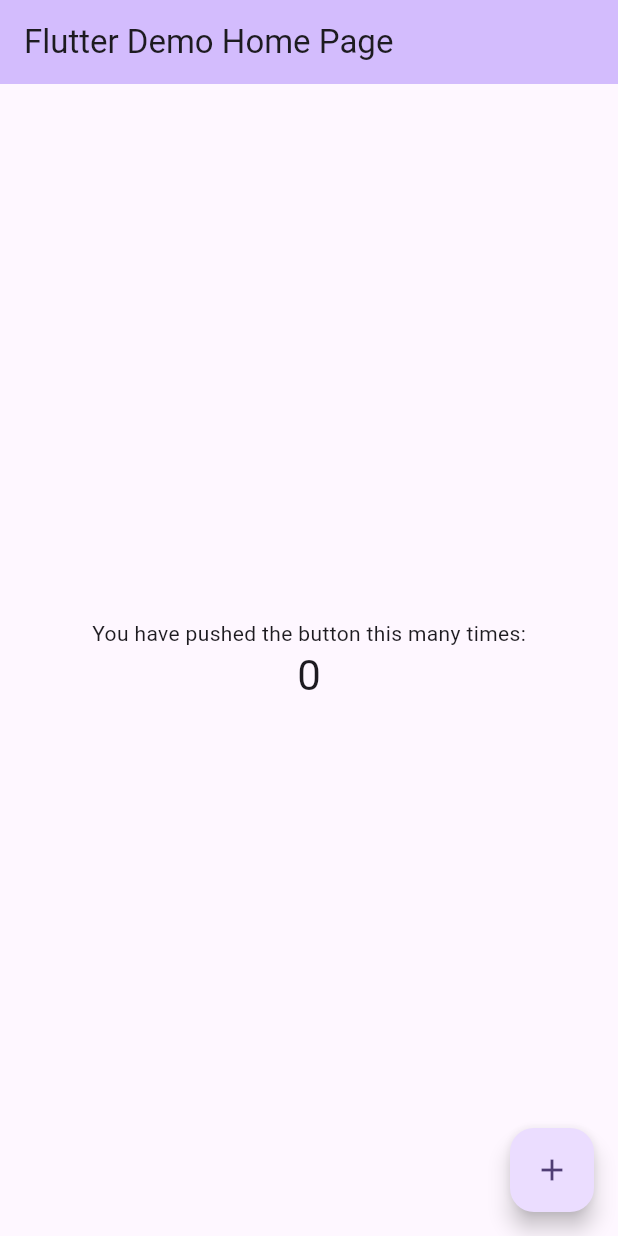
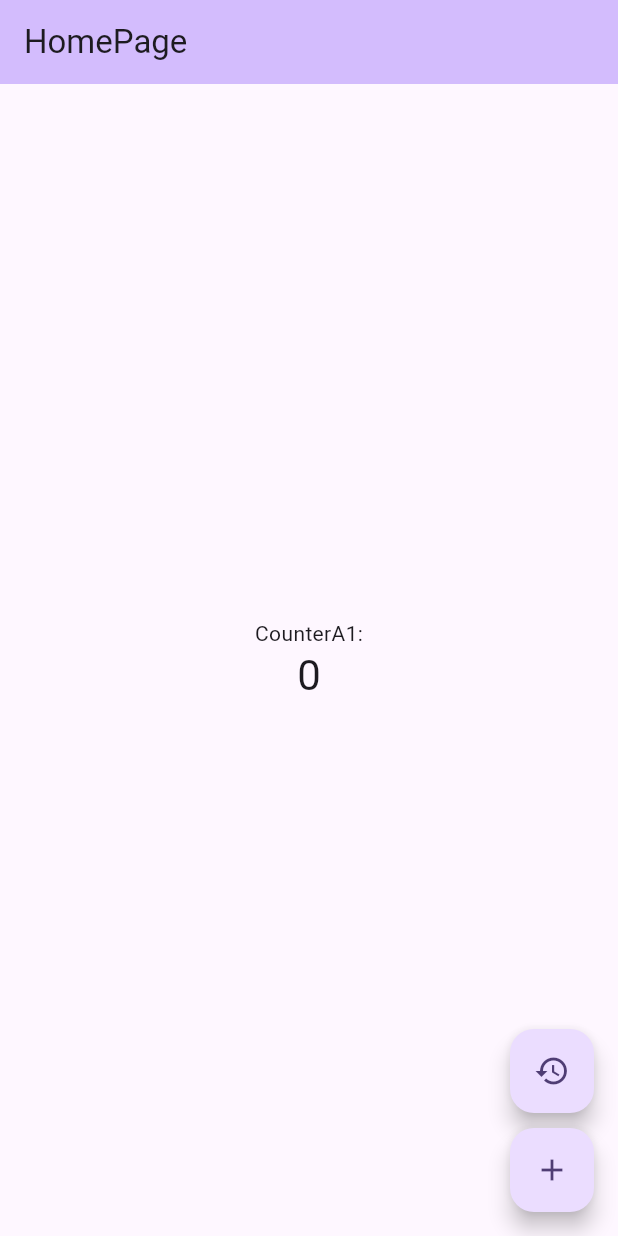
Before and after one commit to opalpts/flutter_bloc_training, a Flutter app: the screen it shows after launch, on a phone screen of 412 x 824 dp. Run offline on Flutter 3.47's test engine with Material 3 defaults, Android fonts, the phone set to English and light mode, and no system bars; our stand-ins replace bloc, flutter_bloc.

Commit message:
add counter module

```diff
--- /dev/null
+++ b/lib/bloc/counter/counter_bloc.dart
@@ -0,0 +1,19 @@
+import 'package:bloc/bloc.dart';
+import 'package:meta/meta.dart';
+
+part 'counter_event.dart';
+part 'counter_state.dart';
+
+class CounterBloc extends Bloc<CounterEvent, CounterState> {
+  CounterBloc() : super(CounterState(count: 0)) {
+    // Add Event
+    on<CounterAEventAdd>((event, emit) {
+      emit(state.copyWith(count: state.count + 1));
+    });
+
+    // Reset Event
+    on<CounterAEventReset>((event, emit) {
+      emit(state.copyWith(count: 0));
+    });
+  }
+}
--- /dev/null
+++ b/lib/bloc/counter/counter_event.dart
@@ -0,0 +1,14 @@
+part of 'counter_bloc.dart';
+
+abstract class CounterEvent extends Equatable {
+  CounterEvent();
+
+  @override
+  List<Object?> get props => [];
+}
+
+class Equatable {}
+
+class CounterAEventAdd extends CounterEvent {}
+
+class CounterAEventReset extends CounterEvent {}
--- /dev/null
+++ b/lib/bloc/counter/counter_state.dart
@@ -0,0 +1,19 @@
+part of 'counter_bloc.dart';
+
+@immutable
+class CounterState extends Equatable {
+  CounterState({required this.count});
+  final int count;
+
+  CounterState copyWith({int? count}) {
+    return CounterState(count: count ?? this.count);
+  }
+
+  @override
+  String toString() {
+    return "count: $count";
+  }
+
+  @override
+  List<Object> get props => [count];
+}
--- /dev/null
+++ b/lib/bloc/counter_observer.dart
@@ -0,0 +1,11 @@
+import 'package:bloc/bloc.dart';
+
+class CounterObserver extends BlocObserver {
+  const CounterObserver();
+
+  @override
+  void onChange(BlocBase<dynamic> bloc, Change<dynamic> change) {
+    super.onChange(bloc, change);
+    print('${bloc.runtimeType} $change');
+  }
+}
--- a/lib/main.dart
+++ b/lib/main.dart
@@ -1,125 +1,53 @@
 import 'package:flutter/material.dart';
+import 'package:flutter_bloc/flutter_bloc.dart';
+import 'package:flutter_bloc_training/app_route.dart';
+import 'package:flutter_bloc_training/bloc/counter/counter_bloc.dart';
+import 'package:flutter_bloc_training/bloc/counter_observer.dart';
+import 'package:flutter_bloc_training/page/home.dart';
 
 void main() {
+  Bloc.observer = const CounterObserver();
   runApp(const MyApp());
 }
 
 class MyApp extends StatelessWidget {
   const MyApp({super.key});
 
-  // This widget is the root of your application.
   @override
   Widget build(BuildContext context) {
-    return MaterialApp(
-      title: 'Flutter Demo',
-      theme: ThemeData(
-        // This is the theme of your application.
-        //
-        // TRY THIS: Try running your application with "flutter run". You'll see
-        // the application has a blue toolbar. Then, without quitting the app,
-        // try changing the seedColor in the colorScheme below to Colors.green
-        // and then invoke "hot reload" (save your changes or press the "hot
-        // reload" button in a Flutter-supported IDE, or press "r" if you used
-        // the command line to start the app).
-        //
-        // Notice that the counter didn't reset back to zero; the application
-        // state is not lost during the reload. To reset the state, use hot
-        // restart instead.
-        //
-        // This works for code too, not just values: Most code changes can be
-        // tested with just a hot reload.
-        colorScheme: ColorScheme.fromSeed(seedColor: Colors.deepPurple),
-        useMaterial3: true,
+    final todosBloc =
+        BlocProvider<CounterBloc>(create: (context) => CounterBloc());
+
+    // final _router = GoRouter(
+    //   initialLocation: '/',
+    //   routes: [
+    //     GoRoute(
+    //       name: 'home',
+    //       path: '/',
+    //       builder: (context, state) => const MyHomePage(title: "HomePage"),
+    //     ),
+    //     GoRoute(
+    //       name: 'login',
+    //       path: '/login',
+    //       builder: (context, state) => const LoginPage(
+    //         title: "LoginPage",
+    //       ),
+    //     ),
+    //   ],
+    // );
+    return MultiBlocProvider(
+      providers: [todosBloc],
+      child: MaterialApp(
+        title: 'Flutter Demo',
+        theme: ThemeData(
+          colorScheme: ColorScheme.fromSeed(seedColor: Colors.deepPurple),
+          useMaterial3: true,
+        ),
+        home: const MyHomePage(title: 'HomePage'),
+        // routeInformationParser:
+        //     AppRoute.returnRouter(false).routeInformationParser,
+        // routerDelegate: AppRoute.returnRouter(false).routerDelegate,
       ),
-      home: const MyHomePage(title: 'Flutter Demo Home Page'),
     );
   }
 }
-
-class MyHomePage extends StatefulWidget {
-  const MyHomePage({super.key, required this.title});
-
-  // This widget is the home page of your application. It is stateful, meaning
-  // that it has a State object (defined below) that contains fields that affect
-  // how it looks.
-
-  // This class is the configuration for the state. It holds the values (in this
-  // case the title) provided by the parent (in this case the App widget) and
-  // used by the build method of the State. Fields in a Widget subclass are
-  // always marked "final".
-
-  final String title;
-
-  @override
-  State<MyHomePage> createState() => _MyHomePageState();
-}
-
-class _MyHomePageState extends State<MyHomePage> {
-  int _counter = 0;
-
-  void _incrementCounter() {
-    setState(() {
-      // This call to setState tells the Flutter framework that something has
-      // changed in this State, which causes it to rerun the build method below
-      // so that the display can reflect the updated values. If we changed
-      // _counter without calling setState(), then the build method would not be
-      // called again, and so nothing would appear to happen.
-      _counter++;
-    });
-  }
-
-  @override
-  Widget build(BuildContext context) {
-    // This method is rerun every time setState is called, for instance as done
-    // by the _incrementCounter method above.
-    //
-    // The Flutter framework has been optimized to make rerunning build methods
-    // fast, so that you can just rebuild anything that needs updating rather
-    // than having to individually change instances of widgets.
-    return Scaffold(
-      appBar: AppBar(
-        // TRY THIS: Try changing the color here to a specific color (to
-        // Colors.amber, perhaps?) and trigger a hot reload to see the AppBar
-        // change color while the other colors stay the same.
-        backgroundColor: Theme.of(context).colorScheme.inversePrimary,
-        // Here we take the value from the MyHomePage object that was created by
-        // the App.build method, and use it to set our appbar title.
-        title: Text(widget.title),
-      ),
-      body: Center(
-        // Center is a layout widget. It takes a single child and positions it
-        // in the middle of the parent.
-        child: Column(
-          // Column is also a layout widget. It takes a list of children and
-          // arranges them vertically. By default, it sizes itself to fit its
-          // children horizontally, and tries to be as tall as its parent.
-          //
-          // Column has various properties to control how it sizes itself and
-          // how it positions its children. Here we use mainAxisAlignment to
-          // center the children vertically; the main axis here is the vertical
-          // axis because Columns are vertical (the cross axis would be
-          // horizontal).
-          //
-          // TRY THIS: Invoke "debug painting" (choose the "Toggle Debug Paint"
-          // action in the IDE, or press "p" in the console), to see the
-          // wireframe for each widget.
-          mainAxisAlignment: MainAxisAlignment.center,
-          children: <Widget>[
-            const Text(
-              'You have pushed the button this many times:',
-            ),
-            Text(
-              '$_counter',
-              style: Theme.of(context).textTheme.headlineMedium,
-            ),
-          ],
-        ),
-      ),
-      floatingActionButton: FloatingActionButton(
-        onPressed: _incrementCounter,
-        tooltip: 'Increment',
-        child: const Icon(Icons.add),
-      ), // This trailing comma makes auto-formatting nicer for build methods.
-    );
-  }
-}
--- /dev/null
+++ b/lib/page/home.dart
@@ -0,0 +1,61 @@
+import 'package:flutter/material.dart';
+import 'package:flutter_bloc/flutter_bloc.dart';
+import 'package:flutter_bloc_training/bloc/counter/counter_bloc.dart';
+
+class MyHomePage extends StatefulWidget {
+  const MyHomePage({super.key, required this.title});
+  final String title;
+
+  @override
+  State<MyHomePage> createState() => _MyHomePageState();
+}
+
+class _MyHomePageState extends State<MyHomePage> {
+  @override
+  Widget build(BuildContext context) {
+    return Scaffold(
+      appBar: AppBar(
+        backgroundColor: Theme.of(context).colorScheme.inversePrimary,
+        title: Text(widget.title),
+      ),
+      body: BlocBuilder<CounterBloc, CounterState>(
+        builder: (BuildContext context, state) {
+          return Center(
+            child: Column(
+              mainAxisAlignment: MainAxisAlignment.center,
+              children: <Widget>[
+                const Text(
+                  'CounterA1:',
+                ),
+                Text(
+                  '${state.count}',
+                  style: Theme.of(context).textTheme.headline4,
+                ),
+              ],
+            ),
+          );
+        },
+      ),
+      floatingActionButton: Column(
+        mainAxisAlignment: MainAxisAlignment.end,
+        children: [
+          FloatingActionButton(
+            onPressed: () =>
+                context.read<CounterBloc>().add(CounterAEventReset()),
+            tooltip: 'Reset',
+            child: const Icon(Icons.restore),
+          ),
+          const SizedBox(
+            height: 10,
+          ),
+          FloatingActionButton(
+            onPressed: () =>
+                context.read<CounterBloc>().add(CounterAEventAdd()),
+            tooltip: 'Add',
+            child: const Icon(Icons.add),
+          )
+        ],
+      ),
+    );
+  }
+}
```
Also changed, not shown: pubspec.yaml (+10 -73 lines), pubspec.lock.
